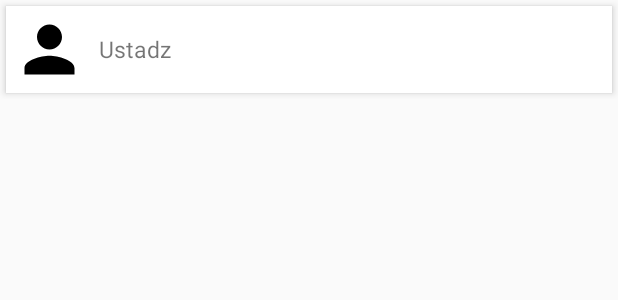
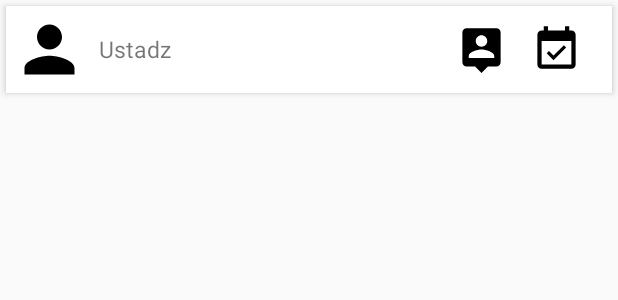
Before and after one commit to adnansurya/android_ictaq, an Android app: the layout single_ustadz.xml on its own in the app's theme, with its tools: preview values and no code run, on a phone screen of 412 x 824 dp. Shown: the top 300 px of the screen. Run offline under Robolectric (Android 15) with nearby library versions, the phone set to English and light mode, and no system bars; network calls fail.

Commit message:
request jadwal dari penghafal ke ustadz

```diff
--- a/app/src/main/java/elarham/tahfizh/ictaq/Account.java
+++ b/app/src/main/java/elarham/tahfizh/ictaq/Account.java
@@ -151,7 +151,7 @@ public class Account extends AppCompatActivity {
 
                 params.put("value", String.format("username='%s',password='%s'",username, new Hashing().md5(newPassword)));
 
-                params.put("where", String.format("where id_user='%s'",sharePrefMan.getSPIdUser()));
+                params.put("where", String.format("where id_user='%s'",sharePrefMan.getSpIdUser()));
                 return params;
             }
         };
--- a/app/src/main/java/elarham/tahfizh/ictaq/Global/SharedPreferenceManager.java
+++ b/app/src/main/java/elarham/tahfizh/ictaq/Global/SharedPreferenceManager.java
@@ -42,7 +42,7 @@ public class SharedPreferenceManager {
         spEditor.commit();
     }
 
-    public String getSPIdUser(){ return sp.getString(SP_ID_USER, "");}
+    public String getSpIdUser(){ return sp.getString(SP_ID_USER, "");}
 
     public String getSpUsername(){
         return sp.getString(SP_USERNAME, "");
--- a/app/src/main/java/elarham/tahfizh/ictaq/ProfileEdit.java
+++ b/app/src/main/java/elarham/tahfizh/ictaq/ProfileEdit.java
@@ -369,6 +369,7 @@ public class ProfileEdit extends AppCompatActivity {
             @Override
             public void onErrorResponse(VolleyError error) {
                 Log.e("Volley", error.toString());
+                Toast.makeText(ProfileEdit.this, R.string.error, Toast.LENGTH_SHORT).show();
                 progressDialog.dismiss();
             }
         })
--- /dev/null
+++ b/app/src/main/res/drawable/ic_event_available.xml
@@ -0,0 +1,9 @@
+<vector xmlns:android="http://schemas.android.com/apk/res/android"
+        android:width="24dp"
+        android:height="24dp"
+        android:viewportWidth="24.0"
+        android:viewportHeight="24.0">
+    <path
+        android:fillColor="#FF000000"
+        android:pathData="M16.53,11.06L15.47,10l-4.88,4.88 -2.12,-2.12 -1.06,1.06L10.59,17l5.94,-5.94zM19,3h-1L18,1h-2v2L8,3L8,1L6,1v2L5,3c-1.11,0 -1.99,0.9 -1.99,2L3,19c0,1.1 0.89,2 2,2h14c1.1,0 2,-0.9 2,-2L21,5c0,-1.1 -0.9,-2 -2,-2zM19,19L5,19L5,8h14v11z"/>
+</vector>
--- a/app/src/main/res/drawable/ic_person_pin.xml
+++ b/app/src/main/res/drawable/ic_person_pin.xml
@@ -5,5 +5,5 @@
         android:viewportHeight="24.0">
     <path
         android:fillColor="#FF000000"
-        android:pathData="M12,2C8.14,2 5,5.14 5,9c0,5.25 7,13 7,13s7,-7.75 7,-13c0,-3.86 -3.14,-7 -7,-7zM12,4c1.1,0 2,0.9 2,2 0,1.11 -0.9,2 -2,2s-2,-0.89 -2,-2c0,-1.1 0.9,-2 2,-2zM12,14c-1.67,0 -3.14,-0.85 -4,-2.15 0.02,-1.32 2.67,-2.05 4,-2.05s3.98,0.73 4,2.05c-0.86,1.3 -2.33,2.15 -4,2.15z"/>
+        android:pathData="M19,2L5,2c-1.11,0 -2,0.9 -2,2v14c0,1.1 0.89,2 2,2h4l3,3 3,-3h4c1.1,0 2,-0.9 2,-2L21,4c0,-1.1 -0.9,-2 -2,-2zM12,5.3c1.49,0 2.7,1.21 2.7,2.7 0,1.49 -1.21,2.7 -2.7,2.7 -1.49,0 -2.7,-1.21 -2.7,-2.7 0,-1.49 1.21,-2.7 2.7,-2.7zM18,16L6,16v-0.9c0,-2 4,-3.1 6,-3.1s6,1.1 6,3.1v0.9z"/>
 </vector>
--- a/app/src/main/res/layout/single_ustadz.xml
+++ b/app/src/main/res/layout/single_ustadz.xml
@@ -28,18 +28,37 @@
                 android:layout_marginRight="@dimen/stdMargin1"
                 android:layout_marginEnd="@dimen/stdMargin1"
                 android:src="@drawable/ic_person"
-
                 />
 
             <TextView
                 android:id="@+id/namaTxt"
-                android:layout_width="match_parent"
+                android:layout_width="wrap_content"
                 android:layout_height="wrap_content"
                 android:layout_centerVertical="true"
                 android:layout_toRightOf="@+id/itemImageView"
                 android:layout_toEndOf="@+id/itemImageView"
                 android:text="@string/ustadz"
                 android:textSize="@dimen/itemMediumTxt"/>
+
+            <ImageView
+                android:id="@+id/detailImg"
+                android:layout_width="@dimen/itemImageView"
+                android:layout_height="@dimen/itemImageView"
+                android:src="@drawable/ic_person_pin"
+                android:padding="@dimen/stdMargin1"
+                android:layout_toLeftOf="@id/reqJadwalImg"
+                android:layout_toStartOf="@id/reqJadwalImg"/>
+
+
+            <ImageView
+                android:id="@+id/reqJadwalImg"
+                android:layout_width="@dimen/itemImageView"
+                android:layout_height="@dimen/itemImageView"
+                android:padding="@dimen/stdMargin1"
+                android:layout_alignParentEnd="true"
+                android:layout_centerVertical="true"
+                android:layout_marginRight="@dimen/stdMargin1"
+                android:src="@drawable/ic_event_available"/>
 
 
 
--- a/app/src/main/res/values/dimens.xml
+++ b/app/src/main/res/values/dimens.xml
@@ -17,5 +17,6 @@
     <dimen name="stdSmallTxt">15sp</dimen>
 
     <dimen name="itemImageView">50dp</dimen>
+    <dimen name="itemImageButton">30dp</dimen>
 
 </resources>
```
Also changed, not shown: app/src/main/java/elarham/tahfizh/ictaq/UstadzFragment/UstadzAdapter.java (+105 -21 lines).
